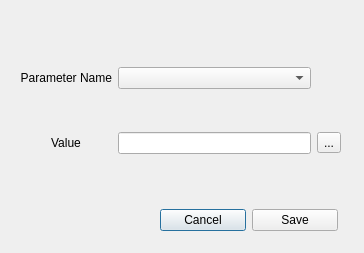
Erucolindo96/Native-Speaker, file windows/SetParameterWindow.ui: the form before one commit.
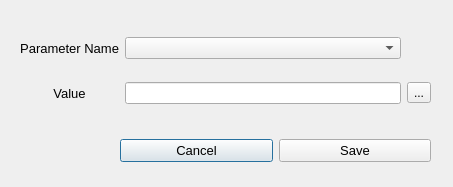
The form after the commit.

```diff
--- a/windows/SetParameterWindow.ui
+++ b/windows/SetParameterWindow.ui
@@ -6,23 +6,45 @@
    <rect>
     <x>0</x>
     <y>0</y>
-    <width>364</width>
-    <height>253</height>
+    <width>453</width>
+    <height>187</height>
    </rect>
   </property>
   <property name="windowTitle">
-   <string>Dialog</string>
+   <string>Set Parameters Window</string>
   </property>
   <widget class="QWidget" name="gridLayoutWidget">
    <property name="geometry">
     <rect>
      <x>20</x>
-     <y>30</y>
-     <width>321</width>
-     <height>161</height>
+     <y>20</y>
+     <width>411</width>
+     <height>101</height>
     </rect>
    </property>
    <layout class="QGridLayout" name="gridLayout">
+    <item row="1" column="0">
+     <widget class="QLabel" name="label_param_value">
+      <property name="font">
+       <font>
+        <pointsize>10</pointsize>
+       </font>
+      </property>
+      <property name="text">
+       <string>Value</string>
+      </property>
+      <property name="alignment">
+       <set>Qt::AlignCenter</set>
+      </property>
+     </widget>
+    </item>
+    <item row="1" column="2">
+     <widget class="QToolButton" name="toolButton">
+      <property name="text">
+       <string>...</string>
+      </property>
+     </widget>
+    </item>
     <item row="1" column="1">
      <widget class="QLineEdit" name="lineEdit_param_value">
       <property name="text">
@@ -35,6 +57,11 @@
     </item>
     <item row="0" column="0">
      <widget class="QLabel" name="label_param_name">
+      <property name="font">
+       <font>
+        <pointsize>10</pointsize>
+       </font>
+      </property>
       <property name="text">
        <string>Parameter Name</string>
       </property>
@@ -43,37 +70,25 @@
       </property>
      </widget>
     </item>
-    <item row="1" column="0">
-     <widget class="QLabel" name="label_param_value">
-      <property name="text">
-       <string>Value</string>
-      </property>
-      <property name="alignment">
-       <set>Qt::AlignCenter</set>
-      </property>
-     </widget>
-    </item>
-    <item row="1" column="2">
-     <widget class="QToolButton" name="toolButton">
-      <property name="text">
-       <string>...</string>
-      </property>
-     </widget>
-    </item>
    </layout>
   </widget>
   <widget class="QWidget" name="horizontalLayoutWidget">
    <property name="geometry">
     <rect>
-     <x>160</x>
-     <y>200</y>
-     <width>178</width>
+     <x>120</x>
+     <y>130</y>
+     <width>311</width>
      <height>41</height>
     </rect>
    </property>
    <layout class="QHBoxLayout" name="horizontalLayout">
     <item>
      <widget class="QPushButton" name="cancel_button">
+      <property name="font">
+       <font>
+        <pointsize>10</pointsize>
+       </font>
+      </property>
       <property name="text">
        <string>Cancel</string>
       </property>
@@ -81,6 +96,11 @@
     </item>
     <item>
      <widget class="QPushButton" name="save_button">
+      <property name="font">
+       <font>
+        <pointsize>10</pointsize>
+       </font>
+      </property>
       <property name="text">
        <string>Save</string>
       </property>
```
